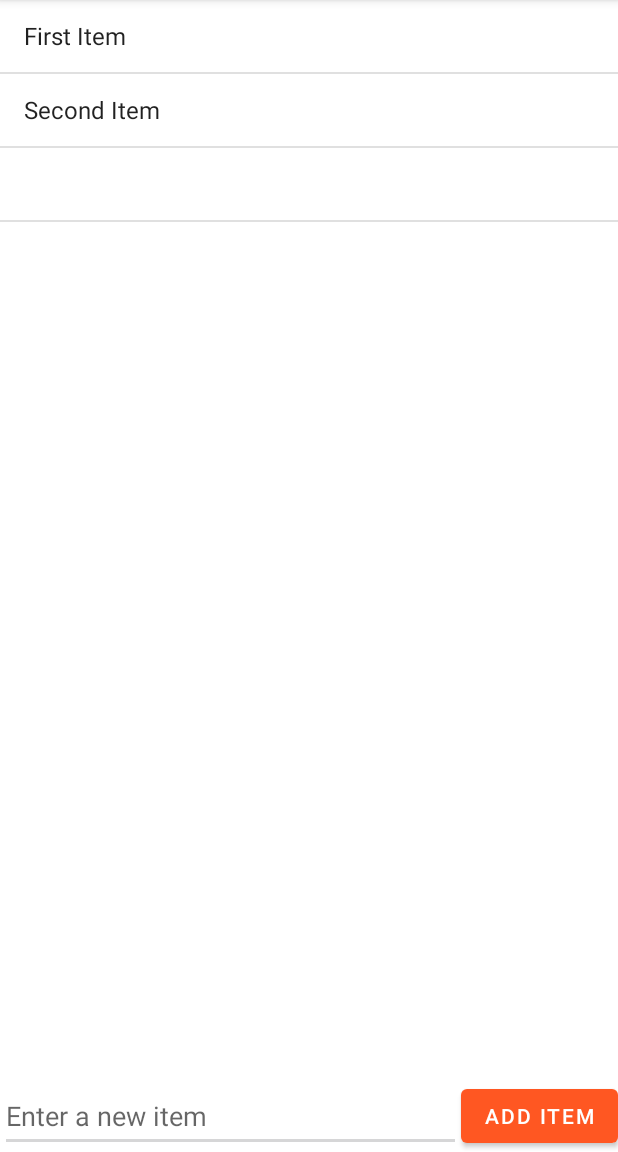
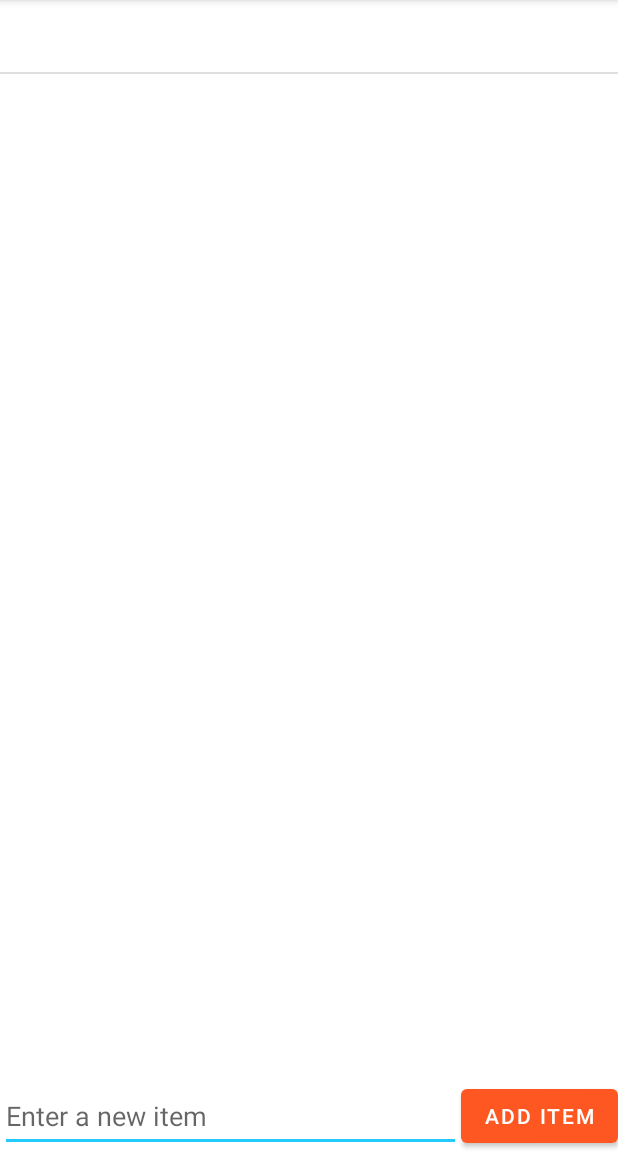
Before and after one commit to shubham-mitkari/To-Do-List, an Android app: the screen it shows after launch (MainActivity), after a tap on "ADD ITEM", on a phone screen of 412 x 824 dp, the part 84-1236 px from its top. Run offline under Robolectric (Android 15) with nearby library versions, the phone set to English and light mode, and no system bars.

Commit message:
Stage One Completed

```diff
--- a/app/src/main/java/com/example/todolist/MainActivity.java
+++ b/app/src/main/java/com/example/todolist/MainActivity.java
@@ -38,8 +38,7 @@ public class MainActivity extends AppCompatActivity {
         readItems();
         itemsAdapter = new ArrayAdapter<String>(this, android.R.layout.simple_list_item_1, items);
         lvItems.setAdapter(itemsAdapter);
-        items.add("First Item");
-        items.add("Second Item");
+
 
         btnAddItem.setOnClickListener(new View.OnClickListener() {
             @Override
--- a/app/src/main/res/values/themes.xml
+++ b/app/src/main/res/values/themes.xml
@@ -1,13 +1,10 @@
 <resources xmlns:tools="http://schemas.android.com/tools">
     <!-- Base application theme. -->
     <style name="Theme.ToDoList" parent="Theme.MaterialComponents.Light.DarkActionBar">
-        <!-- Primary brand color. -->
-        <item name="colorPrimary">@color/purple_500</item>f5a782
-        <item name="colorPrimaryVariant">@color/purple_700</item>
+
         <item name="colorOnPrimary">@color/white</item>
         <!-- Secondary brand color. -->
-        <item name="colorSecondary">@color/teal_200</item>
-        <item name="colorSecondaryVariant">@color/teal_700</item>
+
         <item name="colorOnSecondary">@color/black</item>
         <!-- Status bar color. -->
         <item name="android:statusBarColor" tools:targetApi="l">?attr/colorPrimaryVariant</item>
@@ -19,7 +16,7 @@
         <item name="colorPrimary">@color/light_orange</item>f5a782
         <item name="colorPrimaryVariant">@color/dark_orange</item>
         <item name="colorOnPrimary">@color/white</item>
-        <item name="colorAccent">@color/comli</item>
+        <item name="colorAccent">@color/cyan_blue</item>
         <item name="android:statusBarColor" tools:targetApi="l">?attr/colorPrimaryVariant</item>
     </style>
 </resources>
```
